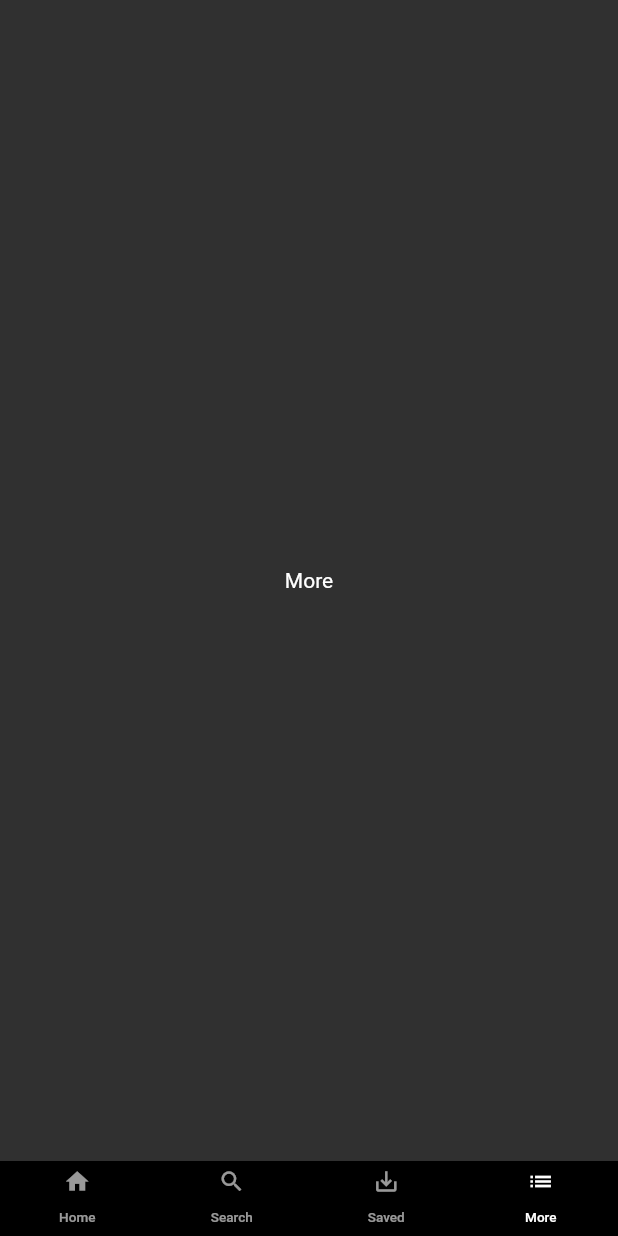
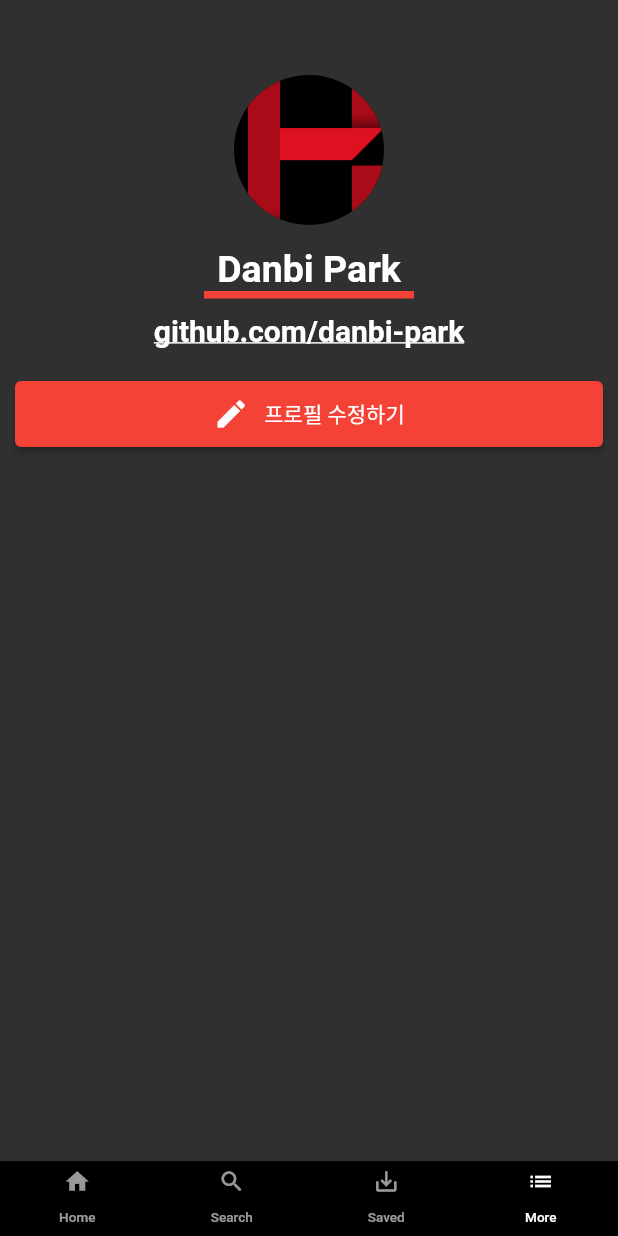
Before and after one commit to danbi-park/netflex, a Flutter app: the screen it shows after launch, item 4 of the bottom bar chosen, on a phone screen of 412 x 824 dp. Run offline on Flutter 3.47's test engine with Material 2 defaults, Android fonts, the light colour scheme and no system bars; drawn by our look-alikes of flutter_linkify; our stand-ins replace carousel_slider.

Commit message:
add: More, user info UI

```diff
--- a/lib/main.dart
+++ b/lib/main.dart
@@ -1,4 +1,5 @@
 import 'package:clone_netflix/screen/home_screen.dart';
+import 'package:clone_netflix/screen/more_screen.dart';
 import 'package:clone_netflix/widget/bottom_bar.dart';
 import 'package:flutter/material.dart';
 
@@ -41,11 +42,7 @@ class _MyAppState extends State<MyApp> {
                   child: Text('Saved'),
                 ),
               ),
-              Container(
-                child: Center(
-                  child: Text('More'),
-                ),
-              ),
+              MoreScreen(),
             ],
           ),
           bottomNavigationBar: BottomBar(),
--- /dev/null
+++ b/lib/screen/more_screen.dart
@@ -0,0 +1,83 @@
+import 'package:flutter/material.dart';
+import 'package:flutter/material.dart';
+import 'package:flutter_linkify/flutter_linkify.dart';
+import 'package:url_launcher/link.dart';
+import 'package:url_launcher/url_launcher.dart';
+import 'package:url_launcher/url_launcher_string.dart';
+
+class MoreScreen extends StatelessWidget {
+  const MoreScreen({Key? key}) : super(key: key);
+
+  @override
+  Widget build(BuildContext context) {
+    return Container(
+      child: Center(
+          child: Column(
+        children: [
+          Container(
+            padding: EdgeInsets.only(top: 50),
+            child: CircleAvatar(
+              radius: 50,
+              backgroundImage: AssetImage('images/main_logo.png'),
+            ),
+          ),
+          Container(
+            padding: EdgeInsets.only(top: 15),
+            child: Text(
+              "Danbi Park",
+              style: TextStyle(
+                  fontWeight: FontWeight.bold,
+                  fontSize: 25,
+                  color: Colors.white),
+            ),
+          ),
+          Container(
+            padding: EdgeInsets.all(10),
+            width: 140,
+            height: 5,
+            color: Colors.red,
+          ),
+          Container(
+            padding: EdgeInsets.all(10),
+            child: Linkify(
+              text: "http://github.com/danbi-park",
+              onOpen: ((link) async {
+                if (await canLaunchUrl(Uri.parse(link.url))) {
+                  await launchUrl(Uri.parse(link.url));
+                }
+              }),
+              style: TextStyle(fontWeight: FontWeight.bold, fontSize: 20),
+              linkStyle: TextStyle(color: Colors.white),
+            ),
+          ),
+          Container(
+            padding: EdgeInsets.all(10),
+            child: ElevatedButton(
+                style: ButtonStyle(
+                    backgroundColor: MaterialStateProperty.all(Colors.red)),
+                onPressed: () {},
+                child: Container(
+                  padding: EdgeInsets.all(10),
+                  child: Row(
+                    mainAxisAlignment: MainAxisAlignment.center,
+                    children: [
+                      Icon(
+                        Icons.edit,
+                        color: Colors.white,
+                      ),
+                      SizedBox(
+                        width: 10,
+                      ),
+                      Text(
+                        "프로필 수정하기",
+                        style: TextStyle(color: Colors.white),
+                      )
+                    ],
+                  ),
+                )),
+          )
+        ],
+      )),
+    );
+  }
+}
--- a/pubspec.yaml
+++ b/pubspec.yaml
@@ -30,6 +30,8 @@ dependencies:
   flutter:
     sdk: flutter
   carousel_slider:
+  flutter_linkify:
+  url_launcher:
 
 
   # The following adds the Cupertino Icons font to your application.
```
Also changed, not shown: pubspec.lock.
